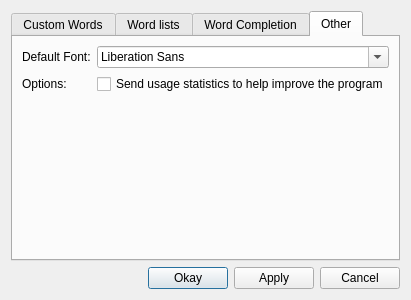
Old version of the form settings.ui in the repository nyov/writetype.
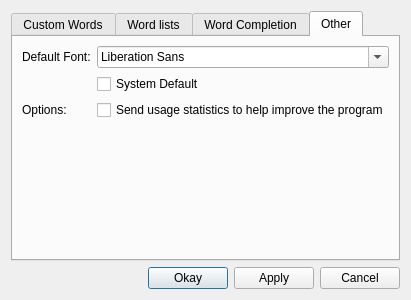
New version of the form. The open tabs and pages were chosen to show the change.

Commit message: Default fonts

Patch:
```diff
--- a/settings.ui
+++ b/settings.ui
@@ -225,7 +225,7 @@
        <string>Other</string>
       </attribute>
       <layout class="QGridLayout" name="gridLayout_2">
-       <item row="1" column="1">
+       <item row="2" column="1">
         <widget class="QCheckBox" name="usageStatisticsCheckbox">
          <property name="text">
           <string>Send usage statistics to help improve the program</string>
@@ -242,14 +242,14 @@
          </property>
         </widget>
        </item>
-       <item row="1" column="0">
+       <item row="2" column="0">
         <widget class="QLabel" name="label_7">
          <property name="text">
           <string>Options:</string>
          </property>
         </widget>
        </item>
-       <item row="2" column="1">
+       <item row="3" column="1">
         <spacer name="verticalSpacer_3">
          <property name="orientation">
           <enum>Qt::Vertical</enum>
@@ -265,6 +265,13 @@
          </property>
         </spacer>
        </item>
+       <item row="1" column="1">
+        <widget class="QCheckBox" name="useDefaultFont">
+         <property name="text">
+          <string>System Default</string>
+         </property>
+        </widget>
+       </item>
       </layout>
      </widget>
     </widget>
```
Left out of the diff: 18 changed lines with no effect on the pictures. The commit also changes 3 other files.
